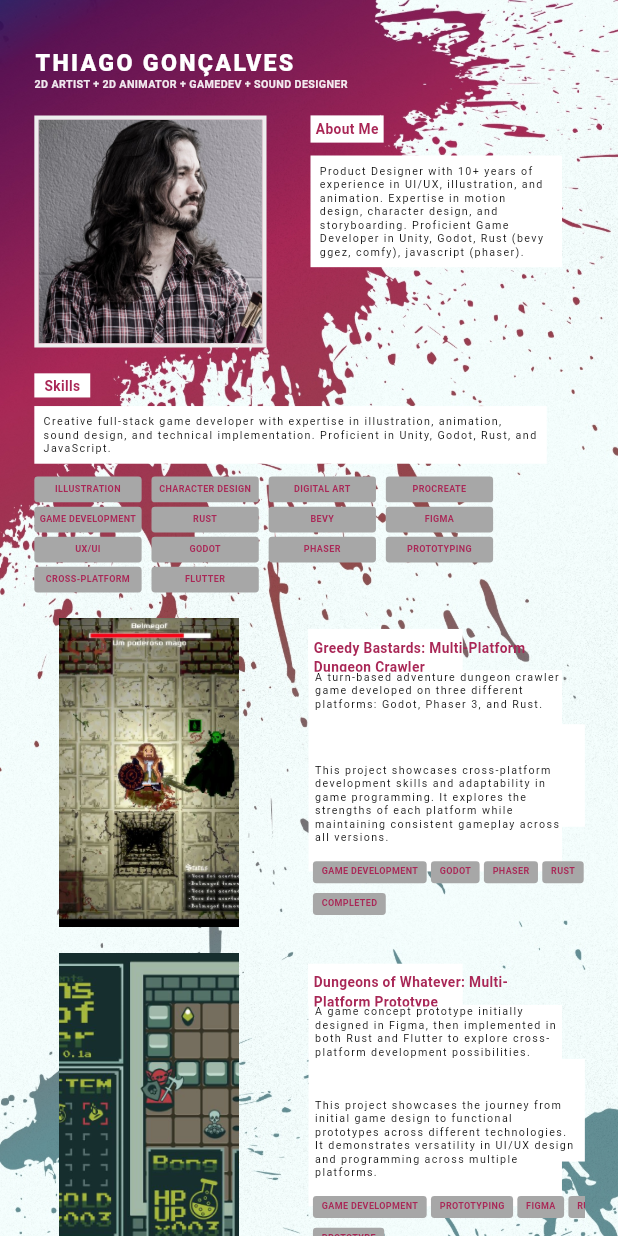
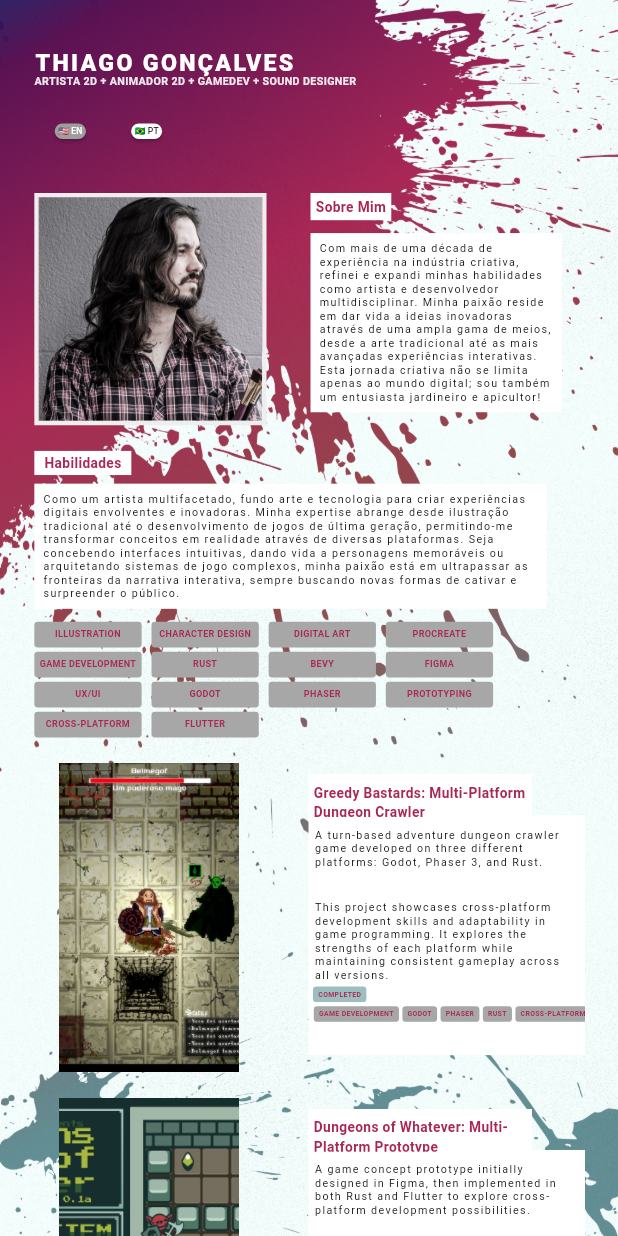
Before and after one commit to zednaked/portfolio, a Flutter app: the screen it shows after launch, on a phone screen of 412 x 824 dp. Run offline on Flutter 3.47's test engine with Material 3 defaults, Android fonts, the light colour scheme and no system bars; our stand-ins replace google_fonts.

Commit message:
mobile fix

```diff
--- a/website/lib/screens/home_screen.dart
+++ b/website/lib/screens/home_screen.dart
@@ -4,6 +4,26 @@ import 'dart:math';
 import '../models/project.dart';
 import '../services/project_service.dart';
 import '../services/tag_service.dart';
+
+// English constants
+const String kNameEN = 'THIAGO GONÇALVES';
+const String kTitleEN = '2D ARTIST + 2D ANIMATOR + GAMEDEV + SOUND DESIGNER';
+const String kAboutMeTitleEN = 'About Me';
+const String kAboutMeContentEN =
+    'With over 10 years of experience in the creative industry, I\'ve honed my skills as a multidisciplinary artist and developer. My passion lies in bringing ideas to life through various mediums, from traditional art to interactive experiences. Also gardener and beekeeper!';
+const String kSkillsTitleEN = 'Skills';
+const String kSkillsContentEN =
+    'As a creative polymath, I blend artistry with technology to craft immersive digital experiences. My toolkit spans from traditional illustration to cutting-edge game development, allowing me to breathe life into ideas across multiple platforms. Whether it\'s designing intuitive user interfaces, animating captivating characters, or engineering robust game systems, I thrive on pushing the boundaries of interactive storytelling.';
+
+// Portuguese constants
+const String kNamePT = 'THIAGO GONÇALVES';
+const String kTitlePT = 'ARTISTA 2D + ANIMADOR 2D + GAMEDEV + SOUND DESIGNER';
+const String kAboutMeTitlePT = 'Sobre Mim';
+const String kAboutMeContentPT =
+    'Com mais de uma década de experiência na indústria criativa, refinei e expandi minhas habilidades como artista e desenvolvedor multidisciplinar. Minha paixão reside em dar vida a ideias inovadoras através de uma ampla gama de meios, desde a arte tradicional até as mais avançadas experiências interativas. Esta jornada criativa não se limita apenas ao mundo digital; sou também um entusiasta jardineiro e apicultor!';
+const String kSkillsTitlePT = 'Habilidades';
+const String kSkillsContentPT =
+    'Como um artista multifacetado, fundo arte e tecnologia para criar experiências digitais envolventes e inovadoras. Minha expertise abrange desde ilustração tradicional até o desenvolvimento de jogos de última geração, permitindo-me transformar conceitos em realidade através de diversas plataformas. Seja concebendo interfaces intuitivas, dando vida a personagens memoráveis ou arquitetando sistemas de jogo complexos, minha paixão está em ultrapassar as fronteiras da narrativa interativa, sempre buscando novas formas de cativar e surpreender o público.';
 
 class HomeScreen extends StatefulWidget {
   const HomeScreen({Key? key}) : super(key: key);
@@ -18,7 +38,8 @@ class _HomeScreenState extends State<HomeScreen> {
   List<Project> _allProjects = [];
   List<Project> _displayedProjects = [];
   int _currentPage = 1;
-  final int _projectsPerPage = 5;
+  final int _projectsPerPage = 4;
+  bool _isEnglish = false; // New variable to track language
 
   @override
   void initState() {
@@ -102,13 +123,17 @@ class _HomeScreenState extends State<HomeScreen> {
   }
 
   Widget _buildHeader(double scaleFactor, BoxConstraints constraints) {
-    return SizedBox(
-      width: min(829 * scaleFactor, constraints.maxWidth - 120 * scaleFactor),
+    return Column(
+      crossAxisAlignment: CrossAxisAlignment.start,
+      children: [
+        SizedBox(
+          width:
+              min(829 * scaleFactor, constraints.maxWidth - 120 * scaleFactor),
           child: Column(
             crossAxisAlignment: CrossAxisAlignment.start,
             children: [
               Text(
-            'THIAGO GONÇALVES',
+                _isEnglish ? kNameEN : kNamePT,
                 style: TextStyle(
                   color: Colors.white,
                   fontSize: 54 * scaleFactor,
@@ -117,11 +142,11 @@ class _HomeScreenState extends State<HomeScreen> {
                   letterSpacing: 5.40 * scaleFactor,
                 ),
               ),
-          SizedBox(height: 12 * scaleFactor),
+              SizedBox(height: 5 * scaleFactor),
               Opacity(
                 opacity: 0.90,
                 child: Text(
-              '2D ARTIST + 2D ANIMATOR + GAMEDEV + SOUND DESIGNER',
+                  _isEnglish ? kTitleEN : kTitlePT,
                   style: TextStyle(
                     color: Colors.white,
                     fontSize: 25 * scaleFactor,
@@ -131,6 +156,39 @@ class _HomeScreenState extends State<HomeScreen> {
                 ),
               ),
             ],
+          ),
+        ),
+        SizedBox(height: 20 * scaleFactor),
+        Row(
+          children: [
+            _buildLanguageButton('🇺🇸 EN', true, scaleFactor),
+            SizedBox(width: 10 * scaleFactor),
+            _buildLanguageButton('🇧🇷 PT', false, scaleFactor),
+          ],
+        ),
+      ],
+    );
+  }
+
+  Widget _buildLanguageButton(String text, bool isEnglish, double scaleFactor) {
+    return ElevatedButton(
+      onPressed: () {
+        setState(() {
+          _isEnglish = isEnglish;
+        });
+      },
+      style: ElevatedButton.styleFrom(
+        backgroundColor: _isEnglish == isEnglish ? Colors.white : Colors.grey,
+        foregroundColor: _isEnglish == isEnglish ? Colors.black : Colors.white,
+        padding: EdgeInsets.symmetric(
+          horizontal: 8 * scaleFactor,
+          vertical: 4 * scaleFactor,
+        ),
+        minimumSize: Size(30 * scaleFactor, 30 * scaleFactor),
+      ),
+      child: Text(
+        text,
+        style: TextStyle(fontSize: 20 * scaleFactor),
       ),
     );
   }
@@ -167,7 +225,7 @@ class _HomeScreenState extends State<HomeScreen> {
                   ),
                   color: Colors.white,
                   child: Text(
-                    'About Me',
+                    _isEnglish ? kAboutMeTitleEN : kAboutMeTitlePT,
                     style: GoogleFonts.roboto(
                       textStyle: TextStyle(
                         color: Color(0xFFA92756),
@@ -182,7 +240,7 @@ class _HomeScreenState extends State<HomeScreen> {
                   color: Colors.white,
                   padding: EdgeInsets.all(20 * scaleFactor),
                   child: Text(
-                    'Product Designer with 10+ years of experience in UI/UX, illustration, and animation. Expertise in motion design, character design, and storyboarding. Proficient Game Developer in Unity, Godot, Rust (bevy ggez, comfy), javascript (phaser).',
+                    _isEnglish ? kAboutMeContentEN : kAboutMeContentPT,
                     style: GoogleFonts.roboto(
                       textStyle: TextStyle(
                         color: Colors.black,
@@ -215,7 +273,7 @@ class _HomeScreenState extends State<HomeScreen> {
               vertical: 5.41 * scaleFactor,
             ),
             child: Text(
-              'Skills',
+              _isEnglish ? kSkillsTitleEN : kSkillsTitlePT,
               style: GoogleFonts.roboto(
                 textStyle: TextStyle(
                   color: Color(0xFFA92756),
@@ -230,7 +288,7 @@ class _HomeScreenState extends State<HomeScreen> {
             color: Colors.white,
             padding: EdgeInsets.all(20 * scaleFactor),
             child: Text(
-              'Creative full-stack game developer with expertise in illustration, animation, sound design, and technical implementation. Proficient in Unity, Godot, Rust, and JavaScript.',
+              _isEnglish ? kSkillsContentEN : kSkillsContentPT,
               style: GoogleFonts.roboto(
                 textStyle: TextStyle(
                   color: Colors.black,
@@ -355,7 +413,7 @@ class _HomeScreenState extends State<HomeScreen> {
             left: 583.04 * scaleFactor,
             top: 247 * scaleFactor,
             child: Container(
-              width: 642.46 * scaleFactor,
+              width: 42.46 * scaleFactor,
               height: 239 * scaleFactor,
               decoration: BoxDecoration(color: Colors.white),
             ),
@@ -364,7 +422,7 @@ class _HomeScreenState extends State<HomeScreen> {
             left: 580.58 * scaleFactor,
             top: 52 * scaleFactor,
             child: Container(
-              width: 360.15 * scaleFactor,
+              width: 60.15 * scaleFactor,
               height: 71 * scaleFactor,
               decoration: BoxDecoration(color: Colors.white),
             ),
@@ -373,17 +431,17 @@ class _HomeScreenState extends State<HomeScreen> {
             left: 581.61 * scaleFactor,
             top: 121 * scaleFactor,
             child: Container(
-              width: 590.56 * scaleFactor,
-              height: 469 * scaleFactor,
+              width: 990.56 * scaleFactor,
+              height: 559 * scaleFactor,
               decoration: BoxDecoration(color: Colors.white),
             ),
           ),
           Positioned(
             left: 595.11 * scaleFactor,
-            top: 121 * scaleFactor,
+            top: 151 * scaleFactor,
             child: SizedBox(
               width: 608.21 * scaleFactor,
-              height: 211 * scaleFactor,
+              height: 180 * scaleFactor,
               child: Text(
                 project.description,
                 style: GoogleFonts.roboto(
@@ -400,7 +458,7 @@ class _HomeScreenState extends State<HomeScreen> {
           ),
           Positioned(
             left: 595.11 * scaleFactor,
-            top: 338 * scaleFactor,
+            top: 320 * scaleFactor,
             child: SizedBox(
               width: 608.21 * scaleFactor,
               height: 211 * scaleFactor,
@@ -423,15 +481,15 @@ class _HomeScreenState extends State<HomeScreen> {
             top: 25 * scaleFactor,
             child: Container(
               width: 522.58 * scaleFactor,
-              height: 100 * scaleFactor,
+              height: 300 * scaleFactor,
               child: Stack(
                 children: [
                   Positioned(
                     left: 0,
                     top: 0,
                     child: Container(
-                      width: 360.15 * scaleFactor,
-                      height: 71 * scaleFactor,
+                      width: 960.15 * scaleFactor,
+                      height: 101 * scaleFactor,
                       decoration: BoxDecoration(color: Colors.white),
                     ),
                   ),
@@ -472,21 +530,25 @@ class _HomeScreenState extends State<HomeScreen> {
             ),
           ),
           Positioned(
-            left: 591.92 * scaleFactor,
+            left: 593.92 * scaleFactor,
             top: 566 * scaleFactor,
+            child: Container(
+              width: 650 * scaleFactor,
               child: Wrap(
-              spacing: 10 * scaleFactor,
-              runSpacing: 10 * scaleFactor,
+                spacing: 8 * scaleFactor,
+                runSpacing: 8 * scaleFactor,
                 children: project.tags
                     .map((tag) => Container(
                           padding: EdgeInsets.symmetric(
-                            horizontal: 20 * scaleFactor,
-                            vertical: 10 * scaleFactor),
+                            horizontal: 12 * scaleFactor,
+                            vertical: 6 * scaleFactor,
+                          ),
                           decoration: ShapeDecoration(
                             color: Color(0xFFA7A7A7),
                             shape: RoundedRectangleBorder(
                               borderRadius:
-                                  BorderRadius.circular(8 * scaleFactor)),
+                                  BorderRadius.circular(8 * scaleFactor),
+                            ),
                           ),
                           child: Text(
                             tag,
@@ -494,7 +556,7 @@ class _HomeScreenState extends State<HomeScreen> {
                             style: GoogleFonts.roboto(
                               textStyle: TextStyle(
                                 color: Color(0xFFA92756),
-                              fontSize: 21 * scaleFactor,
+                                fontSize: 16 * scaleFactor,
                                 fontWeight: FontWeight.w700,
                               ),
                             ),
@@ -503,16 +565,20 @@ class _HomeScreenState extends State<HomeScreen> {
                     .toList(),
               ),
             ),
+          ),
           Positioned(
             left: 591.92 * scaleFactor,
-            top: 640 * scaleFactor,
+            top: 520 * scaleFactor,
             child: Container(
               padding: EdgeInsets.symmetric(
-                  horizontal: 20 * scaleFactor, vertical: 10 * scaleFactor),
+                horizontal: 12 * scaleFactor,
+                vertical: 6 * scaleFactor,
+              ),
               decoration: ShapeDecoration(
-                color: Color(0xFFA7A7A7),
+                color: Color(0xFBB7BA7A7),
                 shape: RoundedRectangleBorder(
-                    borderRadius: BorderRadius.circular(8 * scaleFactor)),
+                  borderRadius: BorderRadius.circular(8 * scaleFactor),
+                ),
               ),
               child: Text(
                 project.status,
@@ -520,7 +586,7 @@ class _HomeScreenState extends State<HomeScreen> {
                 style: GoogleFonts.roboto(
                   textStyle: TextStyle(
                     color: Color(0xFFA92756),
-                    fontSize: 21 * scaleFactor,
+                    fontSize: 16 * scaleFactor,
                     fontWeight: FontWeight.w700,
                   ),
                 ),
```
Lines whose indentation alone changed are shown as unchanged.
